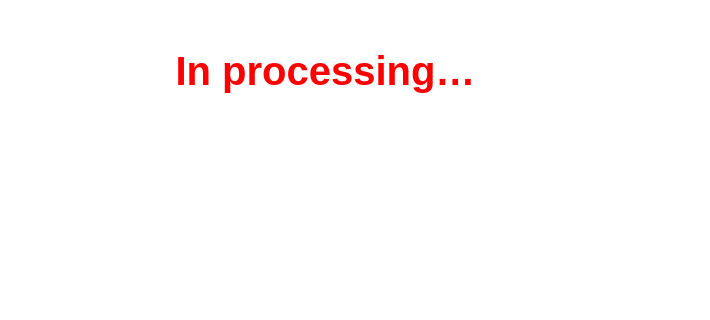
Old version of the form HimalayaMain/Gui/Components/Dashboard/Forms/ScreenSaverWidget.ui in the repository Liyezhong/Master; both pictures show x 90 to 800 and y 0 to 320 of the 800 by 600 pixel window.
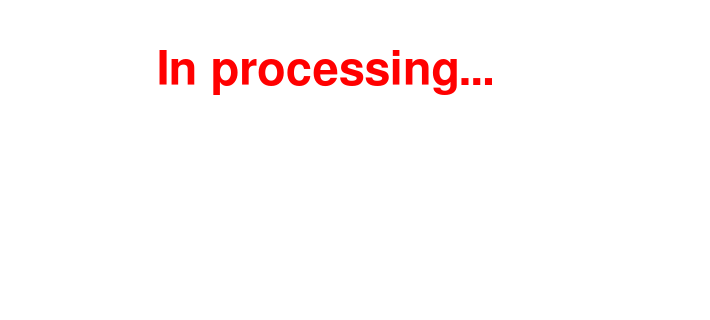
New version of the form. Icons and pictures are not drawn.

```diff
--- a/HimalayaMain/Gui/Components/Dashboard/Forms/ScreenSaverWidget.ui
+++ b/HimalayaMain/Gui/Components/Dashboard/Forms/ScreenSaverWidget.ui
@@ -13,6 +13,11 @@
     <height>600</height>
    </rect>
   </property>
+  <property name="font">
+   <font>
+    <family>FreeSans</family>
+   </font>
+  </property>
   <property name="autoFillBackground">
    <bool>false</bool>
   </property>
@@ -52,7 +57,8 @@
    </property>
    <property name="font">
     <font>
-     <pointsize>30</pointsize>
+     <family>FreeSans</family>
+     <pointsize>35</pointsize>
      <weight>75</weight>
      <bold>true</bold>
     </font>
```
